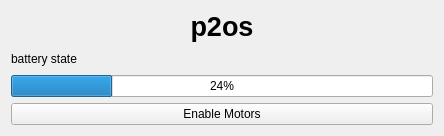
Above: src/rqt_p2os/p2os.ui from phuicy/rqt_p2os before the change. Below: the same form after it.
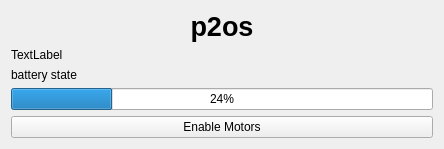
That is the form after the change.

```diff
--- a/src/rqt_p2os/p2os.ui
+++ b/src/rqt_p2os/p2os.ui
@@ -16,7 +16,7 @@
   <property name="windowTitle">
    <string>p2os</string>
   </property>
-  <layout class="QVBoxLayout" name="verticalLayout" stretch="0,0,0,0">
+  <layout class="QVBoxLayout" name="verticalLayout" stretch="0,0,0,0,0">
    <item>
     <widget class="QLabel" name="label">
      <property name="text">
@@ -24,6 +24,13 @@
      </property>
     </widget>
    </item>
+   <item>
+    <widget class="QLabel" name="label_3">
+     <property name="text">
+      <string>TextLabel</string>
+     </property>
+    </widget>
+   </item>
    <item>
     <widget class="QLabel" name="label_2">
      <property name="text">
```
